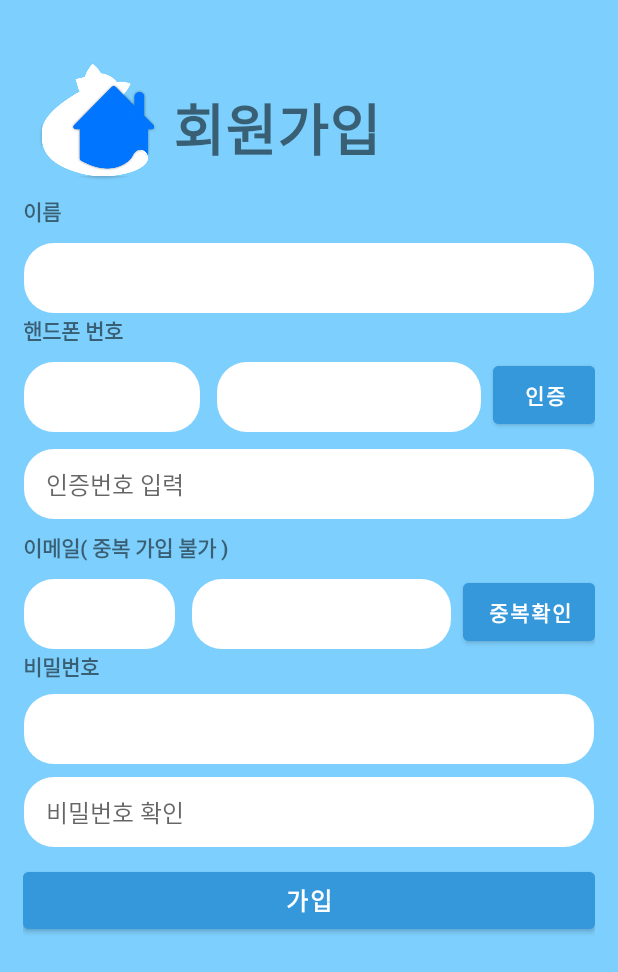
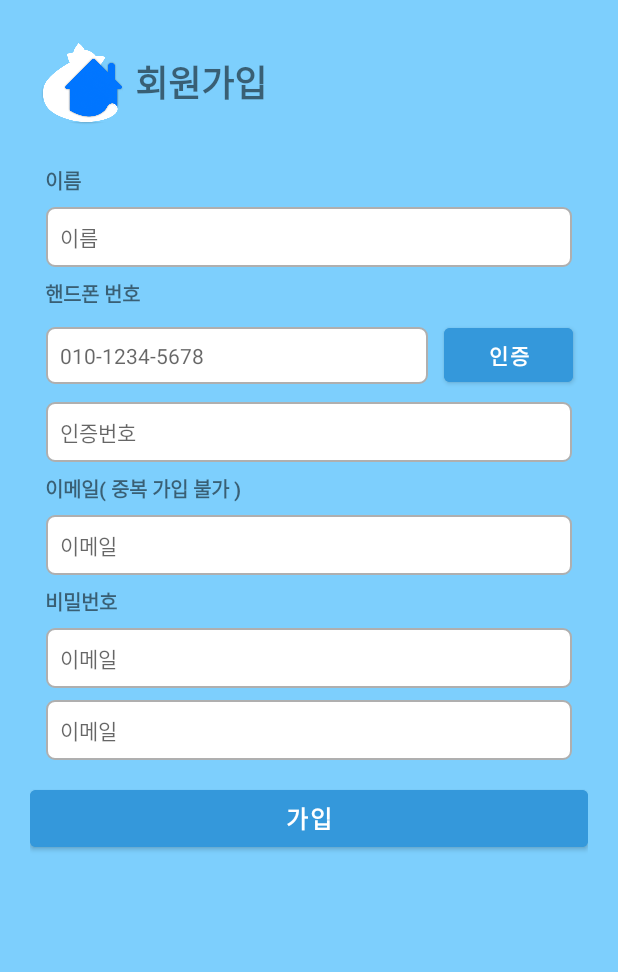
Before and after one commit to pethotel-app/pethotel-client-android, an Android app: the RegisterActivity screen opened directly, with no data from a screen before it, on a phone screen of 412 x 824 dp. Shown: the top 972 px of the screen. Run offline under Robolectric (Android 15) with nearby library versions, the phone set to English and light mode, and no system bars; 1 statement that could not run was skipped.

Commit message:
회원가입 화면 변경

```diff
--- a/app/build.gradle
+++ b/app/build.gradle
@@ -46,5 +46,10 @@ dependencies {
 
     implementation 'io.github.bootpay:android:+'
 
-    implementation 'com.kakao.sdk:v2-user:2.10.0' // 카카오 로그인
+    // 카카오 로그인
+    implementation 'com.kakao.sdk:v2-user:2.10.0'
+
+    // 파이어베이스
+    implementation platform('com.google.firebase:firebase-bom:31.2.0')
+    implementation 'com.google.firebase:firebase-auth'
 }
--- a/app/src/main/java/com/hyunsungkr/pethotel/RegisterActivity.java
+++ b/app/src/main/java/com/hyunsungkr/pethotel/RegisterActivity.java
@@ -39,5 +39,7 @@ public class RegisterActivity extends AppCompatActivity {
         btnCheck = findViewById(R.id.btnCheck);
         btnJoin = findViewById(R.id.btnLogin);
 
+
+
     }
 }
--- a/app/src/main/java/com/hyunsungkr/pethotel/model/HotelList.java
+++ b/app/src/main/java/com/hyunsungkr/pethotel/model/HotelList.java
@@ -1,6 +1,7 @@
 package com.hyunsungkr.pethotel.model;
 
 import java.io.Serializable;
+import java.util.HashMap;
 import java.util.List;
 
 public class HotelList implements Serializable {
--- a/app/src/main/res/layout/activity_register.xml
+++ b/app/src/main/res/layout/activity_register.xml
@@ -10,8 +10,7 @@
     <LinearLayout
         android:layout_width="match_parent"
         android:layout_height="match_parent"
-        android:layout_marginLeft="15dp"
-        android:layout_marginRight="15dp"
+        android:layout_margin="20dp"
         android:orientation="vertical"
         app:layout_constraintBottom_toBottomOf="parent"
         app:layout_constraintEnd_toEndOf="parent"
@@ -24,187 +23,170 @@
             android:orientation="horizontal">
 
             <ImageView
-                android:id="@+id/imageView"
-                android:layout_width="100dp"
-                android:layout_height="100dp"
-                android:layout_marginTop="30dp"
-                android:layout_weight="0"
+                android:layout_width="70dp"
+                android:layout_height="70dp"
                 app:srcCompat="@drawable/icon1" />
 
             <TextView
-                android:id="@+id/textView2"
                 android:layout_width="wrap_content"
                 android:layout_height="wrap_content"
                 android:layout_gravity="center_vertical"
-                android:layout_marginTop="20dp"
                 android:text="회원가입"
-                android:textSize="37sp"
+                android:textSize="24sp"
                 android:textStyle="bold" />
         </LinearLayout>
 
         <TextView
-            android:id="@+id/textView3"
             android:layout_width="match_parent"
             android:layout_height="wrap_content"
+            android:layout_marginLeft="10dp"
+            android:layout_marginTop="20dp"
+            android:layout_marginRight="10dp"
+            android:layout_marginBottom="3dp"
             android:text="이름"
+            android:textSize="13sp"
             android:textStyle="bold" />
 
         <EditText
-            android:id="@+id/editEmail"
+            android:id="@+id/editName"
             android:layout_width="match_parent"
-            android:layout_height="48dp"
-            android:layout_marginTop="10dp"
-            android:background="@drawable/edittext"
+            android:layout_height="wrap_content"
+            android:layout_marginLeft="10dp"
+            android:layout_marginTop="3dp"
+            android:layout_marginRight="10dp"
+            android:layout_marginBottom="3dp"
+            android:background="@drawable/edittext2"
             android:ems="10"
-            android:inputType="text"
-            android:paddingLeft="15dp"
-            android:textSize="16sp"
-            tools:ignore="SpeakableTextPresentCheck" />
+            android:hint="이름"
+            android:inputType="textEmailAddress"
+            android:padding="10dp"
+            android:textSize="14sp" />
 
         <TextView
             android:id="@+id/textView4"
             android:layout_width="match_parent"
             android:layout_height="wrap_content"
+            android:layout_marginLeft="10dp"
+            android:layout_marginTop="3dp"
+            android:layout_marginRight="10dp"
+            android:layout_marginBottom="3dp"
             android:text="핸드폰 번호"
+            android:textSize="13sp"
             android:textStyle="bold" />
 
         <LinearLayout
-            android:layout_width="wrap_content"
+            android:layout_width="match_parent"
             android:layout_height="wrap_content"
+            android:layout_marginTop="3dp"
+            android:layout_marginBottom="3dp"
             android:orientation="horizontal">
 
             <EditText
-                android:id="@+id/editPhone1"
-                android:layout_width="match_parent"
-                android:layout_height="48dp"
-                android:layout_marginTop="10dp"
+                android:id="@+id/editEmail4"
+                android:layout_width="wrap_content"
+                android:layout_height="wrap_content"
+                android:layout_marginLeft="10dp"
                 android:layout_marginRight="10dp"
-                android:layout_weight="7"
-                android:background="@drawable/edittext"
-                android:ems="10"
-                android:inputType="number"
-                android:paddingLeft="15dp"
-                android:textSize="16sp"
-                tools:ignore="SpeakableTextPresentCheck" />
-
-            <EditText
-                android:id="@+id/editPhone2"
-                android:layout_width="match_parent"
-                android:layout_height="48dp"
-                android:layout_marginTop="10dp"
-                android:layout_marginRight="7dp"
-                android:layout_weight="1"
-                android:background="@drawable/edittext"
-                android:ems="10"
-                android:inputType="number"
-                android:paddingLeft="15dp"
-                android:textSize="16sp"
-                tools:ignore="SpeakableTextPresentCheck" />
+                android:background="@drawable/edittext2"
+                android:ems="16"
+                android:hint="010-1234-5678"
+                android:inputType="textEmailAddress"
+                android:padding="10dp"
+                android:textSize="14sp" />
 
             <Button
                 android:id="@+id/btnCert"
                 android:layout_width="wrap_content"
-                android:layout_height="match_parent"
-                android:layout_marginTop="7dp"
-                android:layout_weight="2"
+                android:layout_height="wrap_content"
+                android:layout_marginRight="10dp"
                 android:backgroundTint="#3498DB"
                 android:text="인증"
                 android:textStyle="bold" />
         </LinearLayout>
 
         <EditText
-            android:id="@+id/editCert"
+            android:id="@+id/editEmail6"
             android:layout_width="match_parent"
-            android:layout_height="48dp"
-            android:layout_marginTop="10dp"
-            android:background="@drawable/edittext"
-            android:ems="10"
-            android:hint="인증번호 입력"
-            android:inputType="textPassword"
-            android:paddingLeft="15dp"
-            android:textSize="16sp" />
+            android:layout_height="wrap_content"
+            android:layout_marginLeft="10dp"
+            android:layout_marginTop="3dp"
+            android:layout_marginRight="10dp"
+            android:layout_marginBottom="3dp"
+            android:background="@drawable/edittext2"
+            android:ems="14"
+            android:hint="인증번호"
+            android:inputType="textEmailAddress"
+            android:padding="10dp"
+            android:textSize="14sp" />
 
         <TextView
             android:id="@+id/textView5"
             android:layout_width="match_parent"
             android:layout_height="wrap_content"
-            android:layout_marginTop="7dp"
+            android:layout_marginLeft="10dp"
+            android:layout_marginTop="3dp"
+            android:layout_marginRight="10dp"
+            android:layout_marginBottom="3dp"
             android:text="이메일( 중복 가입 불가 )"
+            android:textSize="13sp"
             android:textStyle="bold" />
 
-        <LinearLayout
-            android:layout_width="wrap_content"
+        <EditText
+            android:id="@+id/editEmail8"
+            android:layout_width="match_parent"
             android:layout_height="wrap_content"
-            android:orientation="horizontal">
-
-            <EditText
-                android:id="@+id/editPassword"
-                android:layout_width="match_parent"
-                android:layout_height="48dp"
-                android:layout_marginTop="10dp"
-                android:layout_marginRight="10dp"
-                android:layout_weight="7"
-                android:background="@drawable/edittext"
-                android:ems="10"
-                android:inputType="textEmailAddress"
-                android:paddingLeft="15dp"
-                android:textSize="16sp"
-                tools:ignore="SpeakableTextPresentCheck" />
-
-            <EditText
-                android:id="@+id/editEmail2"
-                android:layout_width="match_parent"
-                android:layout_height="48dp"
-                android:layout_marginTop="10dp"
-                android:layout_marginRight="7dp"
-                android:layout_weight="1"
-                android:background="@drawable/edittext"
-                android:ems="10"
-                android:inputType="textEmailAddress"
-                android:paddingLeft="15dp"
-                android:textSize="16sp"
-                tools:ignore="SpeakableTextPresentCheck" />
-
-            <Button
-                android:id="@+id/btnCheck"
-                android:layout_width="wrap_content"
-                android:layout_height="match_parent"
-                android:layout_marginTop="7dp"
-                android:backgroundTint="#3498DB"
-                android:text="중복확인"
-                android:textStyle="bold" />
-        </LinearLayout>
+            android:layout_marginLeft="10dp"
+            android:layout_marginTop="3dp"
+            android:layout_marginRight="10dp"
+            android:layout_marginBottom="3dp"
+            android:background="@drawable/edittext2"
+            android:ems="14"
+            android:hint="이메일"
+            android:inputType="textEmailAddress"
+            android:padding="10dp"
+            android:textSize="14sp" />
 
         <TextView
             android:id="@+id/textView6"
             android:layout_width="match_parent"
             android:layout_height="wrap_content"
+            android:layout_marginLeft="10dp"
+            android:layout_marginTop="3dp"
+            android:layout_marginRight="10dp"
+            android:layout_marginBottom="3dp"
             android:text="비밀번호"
+            android:textSize="13sp"
             android:textStyle="bold" />
 
         <EditText
-            android:id="@+id/editPassword1"
+            android:id="@+id/editEmail10"
             android:layout_width="match_parent"
-            android:layout_height="48dp"
-            android:layout_marginTop="7dp"
-            android:layout_marginBottom="7dp"
-            android:background="@drawable/edittext"
-            android:ems="10"
+            android:layout_height="wrap_content"
+            android:layout_marginLeft="10dp"
+            android:layout_marginTop="3dp"
+            android:layout_marginRight="10dp"
+            android:layout_marginBottom="3dp"
+            android:background="@drawable/edittext2"
+            android:ems="14"
+            android:hint="이메일"
             android:inputType="textEmailAddress"
-            android:paddingLeft="15dp"
-            android:textSize="16sp"
-            tools:ignore="SpeakableTextPresentCheck" />
+            android:padding="10dp"
+            android:textSize="14sp" />
 
         <EditText
-            android:id="@+id/editPassword2"
+            android:id="@+id/editEmail11"
             android:layout_width="match_parent"
-            android:layout_height="48dp"
-            android:background="@drawable/edittext"
-            android:ems="10"
-            android:hint="비밀번호 확인"
+            android:layout_height="wrap_content"
+            android:layout_marginLeft="10dp"
+            android:layout_marginTop="3dp"
+            android:layout_marginRight="10dp"
+            android:layout_marginBottom="3dp"
+            android:background="@drawable/edittext2"
+            android:ems="14"
+            android:hint="이메일"
             android:inputType="textEmailAddress"
-            android:paddingLeft="15dp"
-            android:textSize="16sp" />
+            android:padding="10dp"
+            android:textSize="14sp" />
 
         <Button
             android:id="@+id/btnLogin"
```
